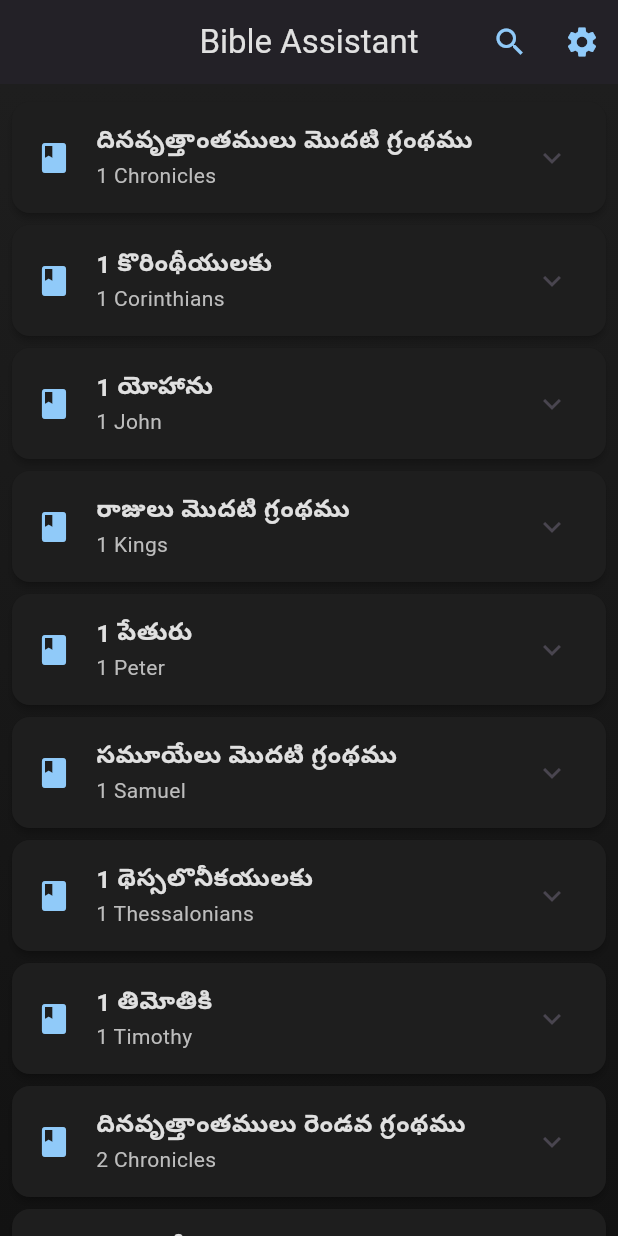
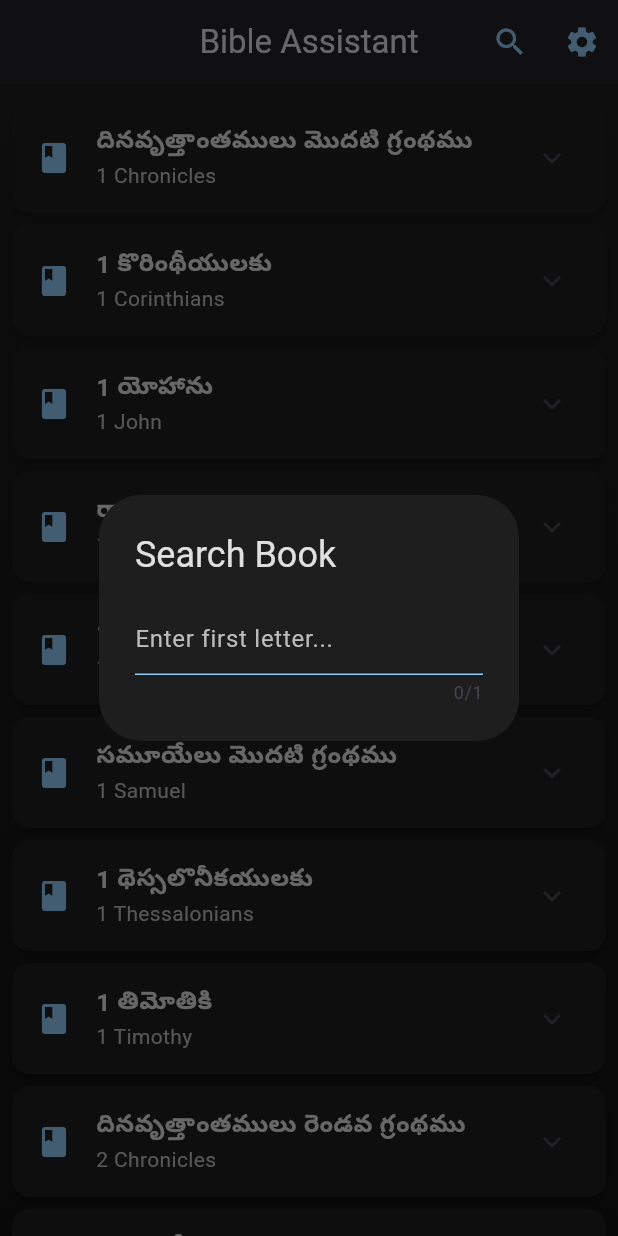
Before and after one commit to johnmungandiall/bible_assistant, a Flutter app: the screen it shows after launch, after a tap on the "search" icon, on a phone screen of 412 x 824 dp. Run offline on Flutter 3.47's test engine with Material 3 defaults, Android fonts, the phone set to English and light mode, and no system bars; our stand-ins replace speech_to_text.

Commit message:
last good search impliments book list if click on charector

```diff
--- a/lib/home.dart
+++ b/lib/home.dart
@@ -1,6 +1,7 @@
 import 'dart:convert';
 
 import 'package:bible_assistant/model.dart';
+import 'package:bible_assistant/referencedata.dart';
 import 'package:flutter/material.dart';
 
 class HomeScreen extends StatefulWidget {
@@ -13,6 +14,8 @@ class HomeScreen extends StatefulWidget {
 class _HomeScreenState extends State<HomeScreen> {
   String? selectedVerse;
   late Future<List<String>> _booksFuture;
+  final TextEditingController _searchController = TextEditingController();
+  List<String> searchResults = [];
 
   @override
   void initState() {
@@ -33,6 +36,88 @@ class _HomeScreenState extends State<HomeScreen> {
             .replaceAll('assets/Bible-telugu-main/', '')
             .replaceAll('.json', ''))
         .toList();
+  }
+
+  void _showSearchDialog() {
+    showDialog(
+      context: context,
+      builder: (context) => AlertDialog(
+        backgroundColor: const Color(0xFF1E1E1E),
+        title: const Text('Search Book',
+            style: TextStyle(color: Color(0xFFE0E0E0))),
+        content: Column(
+          mainAxisSize: MainAxisSize.min,
+          children: [
+            TextField(
+              controller: _searchController,
+              style: const TextStyle(color: Color(0xFFE0E0E0)),
+              decoration: const InputDecoration(
+                hintText: 'Enter first letter...',
+                hintStyle: TextStyle(color: Color(0xFFBDBDBD)),
+                enabledBorder: UnderlineInputBorder(
+                  borderSide: BorderSide(color: Color(0xFF90CAF9)),
+                ),
+              ),
+              onChanged: (value) {
+                if (value.length == 1) {
+                  String letter = value.toLowerCase();
+                  setState(() {
+                    if (referencedata.containsKey(letter)) {
+                      searchResults = referencedata[letter]!;
+                    } else {
+                      searchResults.clear();
+                    }
+                  });
+                  Navigator.pop(context);
+                  _showSearchResults();
+                }
+              },
+              maxLength: 1,
+            ),
+          ],
+        ),
+      ),
+    );
+  }
+
+  void _showSearchResults() {
+    if (searchResults.isNotEmpty) {
+      showDialog(
+        context: context,
+        builder: (context) => AlertDialog(
+          backgroundColor: const Color(0xFF1E1E1E),
+          title: const Text('Search Results',
+              style: TextStyle(color: Color(0xFFE0E0E0))),
+          content: SizedBox(
+            width: double.maxFinite,
+            child: ListView.builder(
+              shrinkWrap: true,
+              itemCount: searchResults.length,
+              itemBuilder: (context, index) {
+                return ListTile(
+                  title: Text(
+                    searchResults[index],
+                    style: const TextStyle(color: Color(0xFFE0E0E0)),
+                  ),
+                  onTap: () {
+                    Navigator.pop(context);
+                    // Scroll to the selected book
+                    // You'll need to implement the scrolling logic here
+                  },
+                );
+              },
+            ),
+          ),
+          actions: [
+            TextButton(
+              onPressed: () => Navigator.pop(context),
+              child: const Text('Close',
+                  style: TextStyle(color: Color(0xFF90CAF9))),
+            ),
+          ],
+        ),
+      );
+    }
   }
 
   void _showVerseDialog(String verse) {
@@ -95,9 +180,7 @@ class _HomeScreenState extends State<HomeScreen> {
           actions: [
             IconButton(
               icon: const Icon(Icons.search, color: Color(0xFF90CAF9)),
-              onPressed: () {
-                // Implement search functionality
-              },
+              onPressed: _showSearchDialog,
             ),
             IconButton(
               icon: const Icon(Icons.settings, color: Color(0xFF90CAF9)),
```
